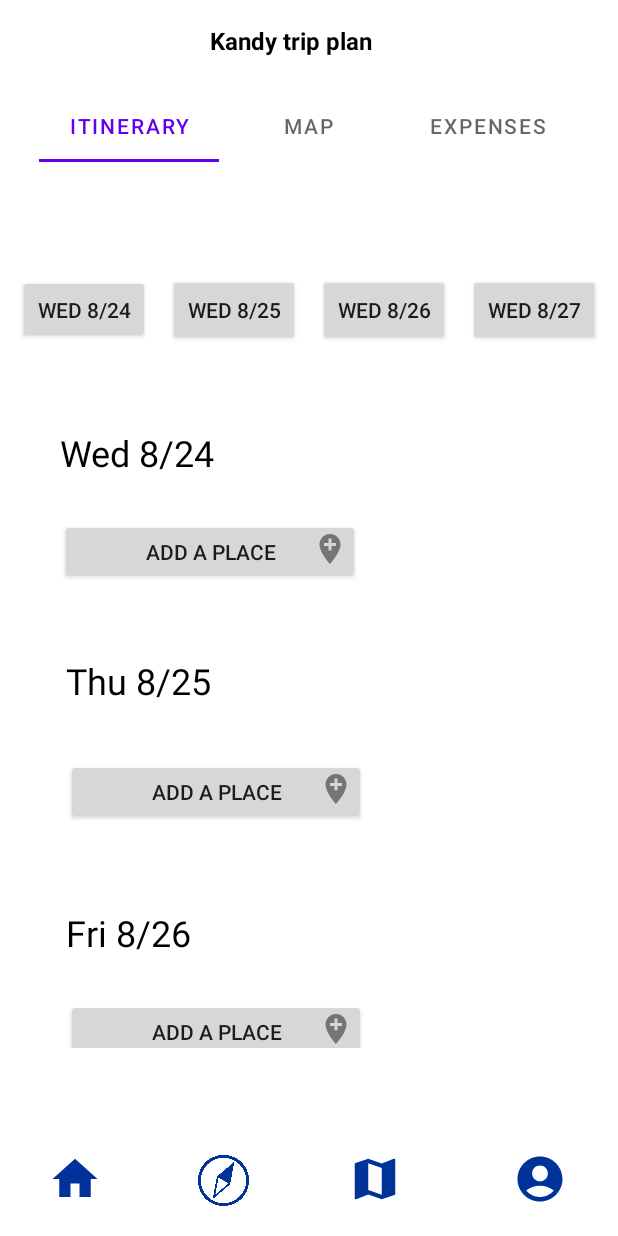
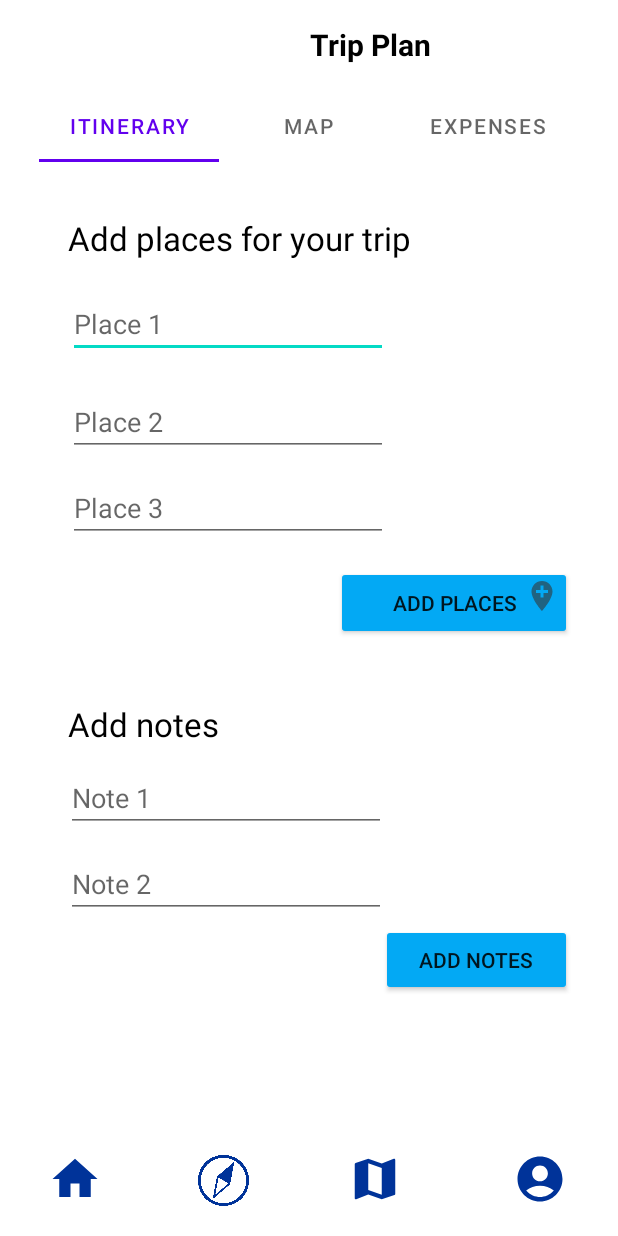
Before and after one commit to TharushiNavodya2000/MAD-Project_OUTLIERS, an Android app: the StartItinerary screen opened directly, with no data from a screen before it, on a phone screen of 412 x 824 dp. Run offline under Robolectric (Android 15) with nearby library versions, the phone set to English and light mode, and no system bars; our stand-ins replace Firebase (no records; nobody signed in at launch, a user with empty details on screens opened directly).

Commit message:
Itinerary fragment edited

```diff
--- a/app/src/main/java/com/example/project/Create_Itinerary.java
+++ b/app/src/main/java/com/example/project/Create_Itinerary.java
@@ -105,7 +105,7 @@ public class Create_Itinerary extends AppCompatActivity {
         startPlanning.setOnClickListener(new View.OnClickListener() {
             @Override
             public void onClick(View view) {
-                dbRef = FirebaseDatabase.getInstance().getReference().child("Itinerary");
+                dbRef = FirebaseDatabase.getInstance().getReference().child("Itinerary");//creating the document in the firebase
 
                 try{
                     if(TextUtils.isEmpty(Location.getQuery().toString()))
@@ -122,8 +122,13 @@ public class Create_Itinerary extends AppCompatActivity {
                         dbRef.push().setValue(Itin);
                         Toast.makeText(getApplicationContext(),"Itinerary created successfully",Toast.LENGTH_SHORT).show();
 
+                        String ItineraryKey = dbRef.push().getKey();
+
+
                         Intent intent = new Intent(Create_Itinerary.this, StartItinerary.class);
+                        intent.putExtra("Key",Itin.getLocation());
                         startActivity(intent);
+
                     }
                 } catch (Exception e) {
                     e.printStackTrace();
--- a/app/src/main/java/com/example/project/StartItinerary.java
+++ b/app/src/main/java/com/example/project/StartItinerary.java
@@ -1,12 +1,19 @@
 package com.example.project;
 
+import androidx.annotation.NonNull;
 import androidx.appcompat.app.AppCompatActivity;
 import androidx.fragment.app.FragmentPagerAdapter;
 import androidx.viewpager.widget.ViewPager;
 
 import android.os.Bundle;
+import android.widget.TextView;
 
 import com.google.android.material.tabs.TabLayout;
+import com.google.firebase.database.DataSnapshot;
+import com.google.firebase.database.DatabaseError;
+import com.google.firebase.database.DatabaseReference;
+import com.google.firebase.database.FirebaseDatabase;
+import com.google.firebase.database.ValueEventListener;
 
 public class StartItinerary extends AppCompatActivity {
 
@@ -17,6 +24,26 @@ public class StartItinerary extends AppCompatActivity {
 
         TabLayout tabLayout = findViewById(R.id.tabLayout);
         ViewPager viewPager = findViewById(R.id.viewPager);
+        TextView Location = findViewById(R.id.textView2);
+
+        String key = getIntent().getStringExtra("Key");
+
+
+        DatabaseReference readRef = FirebaseDatabase.getInstance().getReference().child("Itinerary").child(key);
+        Location.setText(key);
+        readRef.addListenerForSingleValueEvent(new ValueEventListener() {
+            @Override
+            public void onDataChange(@NonNull DataSnapshot snapshot) {
+                if(snapshot.hasChildren()){
+                    Location.setText(snapshot.child("location").getValue(String.class));
+                }
+            }
+
+            @Override
+            public void onCancelled(@NonNull DatabaseError error) {
+
+            }
+        });
 
         tabLayout.setupWithViewPager(viewPager);
 
--- a/app/src/main/res/layout/activity_create_itinerary.xml
+++ b/app/src/main/res/layout/activity_create_itinerary.xml
@@ -108,7 +108,6 @@
         android:layout_width="112dp"
         android:layout_height="wrap_content"
         android:layout_alignBottom="@+id/startDate"
-        android:layout_marginStart="16dp"
         android:layout_marginTop="56dp"
         android:layout_marginEnd="28dp"
         android:layout_toEndOf="@+id/startDate"
@@ -117,8 +116,6 @@
         android:text="@string/StartDate"
         android:textSize="12sp"
         app:layout_constraintEnd_toEndOf="parent"
-        app:layout_constraintHorizontal_bias="0.0"
-        app:layout_constraintStart_toEndOf="@+id/startDate"
         app:layout_constraintTop_toBottomOf="@+id/idSearchView" />
 
     <EditText
@@ -128,10 +125,10 @@
         android:layout_below="@+id/startDate"
         android:layout_alignParentStart="true"
         android:layout_alignParentLeft="true"
-        android:layout_marginTop="24dp"
-        android:layout_marginEnd="16dp"
+        android:layout_marginStart="140dp"
+        android:layout_marginTop="20dp"
         android:textSize="16sp"
-        app:layout_constraintEnd_toStartOf="@+id/btn_EndDate"
+        app:layout_constraintStart_toStartOf="parent"
         app:layout_constraintTop_toBottomOf="@+id/startDate"
         tools:ignore="TouchTargetSizeCheck,SpeakableTextPresentCheck" />
 
--- a/app/src/main/res/layout/activity_start_itinerary.xml
+++ b/app/src/main/res/layout/activity_start_itinerary.xml
@@ -13,12 +13,12 @@
         android:layout_marginStart="1dp"
         android:layout_marginTop="16dp"
         android:layout_marginEnd="164dp"
-        android:text="Kandy trip plan"
+        android:textAlignment="center"
         android:textColor="@color/black"
-        android:textSize="16sp"
+        android:textSize="20sp"
         android:textStyle="bold"
         app:layout_constraintEnd_toEndOf="parent"
-        app:layout_constraintHorizontal_bias="1.0"
+        app:layout_constraintHorizontal_bias="0.756"
         app:layout_constraintStart_toStartOf="parent"
         app:layout_constraintTop_toTopOf="parent" />
 
@@ -103,16 +103,29 @@
 
     <androidx.viewpager.widget.ViewPager
         android:id="@+id/viewPager"
-        android:layout_width="match_parent"
-        android:layout_height="560dp"
+        android:layout_width="410dp"
+        android:layout_height="678dp"
         android:layout_marginBottom="8dp"
         app:layout_constraintBottom_toTopOf="@+id/menuBarItinerary"
         app:layout_constraintEnd_toEndOf="parent"
-        app:layout_constraintHorizontal_bias="0.0"
+        app:layout_constraintHorizontal_bias="0.538"
         app:layout_constraintStart_toStartOf="parent"
         app:layout_constraintTop_toBottomOf="@+id/tabLayout"
-        app:layout_constraintVertical_bias="0.335"
+        app:layout_constraintVertical_bias="0.333"
         tools:ignore="SpeakableTextPresentCheck" />
+
+    <TextView
+        android:id="@+id/textView6"
+        android:layout_width="wrap_content"
+        android:layout_height="wrap_content"
+        android:layout_marginTop="16dp"
+        android:layout_marginEnd="124dp"
+        android:text="@string/Tripplan"
+        android:textColor="#000000"
+        android:textSize="20sp"
+        android:textStyle="bold"
+        app:layout_constraintEnd_toEndOf="parent"
+        app:layout_constraintTop_toTopOf="parent" />
 
 
 </androidx.constraintlayout.widget.ConstraintLayout>
--- a/app/src/main/res/layout/fragment_itinerary.xml
+++ b/app/src/main/res/layout/fragment_itinerary.xml
@@ -9,80 +9,110 @@
     <!-- TODO: Update blank fragment layout -->
 
 
-    <androidx.appcompat.widget.AppCompatButton
-        android:id="@+id/AddPlace3"
-        android:layout_width="200dp"
-        android:layout_height="43dp"
+    <TextView
+        android:id="@+id/textView4"
+        android:layout_width="wrap_content"
+        android:layout_height="wrap_content"
         android:layout_marginStart="44dp"
-        android:layout_marginTop="28dp"
-        android:text="@string/Add_a_place"
+        android:layout_marginTop="44dp"
+        android:text="@string/Addplacestrip"
+        android:textColor="#000000"
+        android:textSize="22sp"
+        app:layout_constraintStart_toStartOf="parent"
+        app:layout_constraintTop_toTopOf="parent" />
+
+    <EditText
+        android:id="@+id/place1"
+        android:layout_width="wrap_content"
+        android:layout_height="wrap_content"
+        android:layout_marginStart="44dp"
+        android:layout_marginTop="20dp"
+        android:ems="10"
+        android:hint="@string/Place1"
+        android:inputType="textPersonName"
+        app:layout_constraintStart_toStartOf="parent"
+        app:layout_constraintTop_toBottomOf="@+id/textView4"
+        tools:ignore="TouchTargetSizeCheck" />
+
+    <EditText
+        android:id="@+id/place3"
+        android:layout_width="wrap_content"
+        android:layout_height="wrap_content"
+        android:layout_marginStart="44dp"
+        android:layout_marginTop="12dp"
+        android:ems="10"
+        android:hint="@string/place3"
+        android:inputType="textPersonName"
+        app:layout_constraintStart_toStartOf="parent"
+        app:layout_constraintTop_toBottomOf="@+id/place2"
+        tools:ignore="TouchTargetSizeCheck" />
+
+    <EditText
+        android:id="@+id/place2"
+        android:layout_width="wrap_content"
+        android:layout_height="wrap_content"
+        android:layout_marginStart="44dp"
+        android:layout_marginTop="20dp"
+        android:ems="10"
+        android:hint="@string/Place2"
+        android:inputType="textPersonName"
+        app:layout_constraintStart_toStartOf="parent"
+        app:layout_constraintTop_toBottomOf="@+id/place1"
+        tools:ignore="TouchTargetSizeCheck" />
+
+    <EditText
+        android:id="@+id/Note1"
+        android:layout_width="wrap_content"
+        android:layout_height="wrap_content"
+        android:layout_marginTop="12dp"
+        android:ems="10"
+        android:hint="@string/Note1"
+        android:inputType="textPersonName"
+        app:layout_constraintEnd_toEndOf="parent"
+        app:layout_constraintHorizontal_bias="0.217"
         app:layout_constraintStart_toStartOf="parent"
         app:layout_constraintTop_toBottomOf="@+id/textView5"
         tools:ignore="TouchTargetSizeCheck" />
 
-    <androidx.appcompat.widget.AppCompatButton
-        android:id="@+id/button4"
-        android:layout_width="88dp"
+    <EditText
+        android:id="@+id/Note2"
+        android:layout_width="wrap_content"
         android:layout_height="wrap_content"
-        android:layout_marginTop="44dp"
-        android:text="Wed 8/27"
+        android:layout_marginTop="12dp"
+        android:ems="10"
+        android:hint="@string/Note2"
+        android:inputType="textPersonName"
         app:layout_constraintEnd_toEndOf="parent"
-        app:layout_constraintHorizontal_bias="0.5"
-        app:layout_constraintStart_toEndOf="@+id/button2"
-        app:layout_constraintTop_toTopOf="parent" />
-
-    <androidx.appcompat.widget.AppCompatButton
-        android:id="@+id/button2"
-        android:layout_width="88dp"
-        android:layout_height="wrap_content"
-        android:text="Wed 8/26"
-        app:layout_constraintBaseline_toBaselineOf="@+id/button4"
-        app:layout_constraintEnd_toStartOf="@+id/button4"
-        app:layout_constraintHorizontal_bias="0.5"
-        app:layout_constraintStart_toEndOf="@+id/button5" />
-
-    <androidx.appcompat.widget.AppCompatButton
-        android:id="@+id/button"
-        android:layout_width="88dp"
-        android:layout_height="46dp"
-        android:text="Wed 8/24"
-        app:layout_constraintBaseline_toBaselineOf="@+id/button5"
-        app:layout_constraintEnd_toStartOf="@+id/button5"
-        app:layout_constraintHorizontal_bias="0.5"
+        app:layout_constraintHorizontal_bias="0.217"
         app:layout_constraintStart_toStartOf="parent"
+        app:layout_constraintTop_toBottomOf="@+id/Note1"
         tools:ignore="TouchTargetSizeCheck" />
 
     <androidx.appcompat.widget.AppCompatButton
-        android:id="@+id/button5"
-        android:layout_width="88dp"
-        android:layout_height="wrap_content"
-        android:text="Wed 8/25"
-        app:layout_constraintBaseline_toBaselineOf="@+id/button2"
-        app:layout_constraintEnd_toStartOf="@+id/button2"
-        app:layout_constraintHorizontal_bias="0.5"
-        app:layout_constraintStart_toEndOf="@+id/button" />
-
-    <androidx.appcompat.widget.AppCompatButton
-        android:id="@+id/AddPlace1"
-        android:layout_width="200dp"
-        android:layout_height="43dp"
-        android:layout_marginStart="40dp"
-        android:layout_marginTop="28dp"
-        android:text="@string/Add_a_place"
+        android:id="@+id/addPlace"
+        android:layout_width="127dp"
+        android:layout_height="48dp"
+        android:layout_marginTop="4dp"
+        android:backgroundTint="#03A9F4"
+        android:text="@string/Addnotestrip"
+        android:textAlignment="gravity"
+        app:layout_constraintEnd_toEndOf="parent"
+        app:layout_constraintHorizontal_bias="0.894"
         app:layout_constraintStart_toStartOf="parent"
-        app:layout_constraintTop_toBottomOf="@+id/textView4"
+        app:layout_constraintTop_toBottomOf="@+id/Note2"
         tools:ignore="TouchTargetSizeCheck" />
 
-    <androidx.appcompat.widget.AppCompatButton
-        android:id="@+id/AddPlace2"
-        android:layout_width="200dp"
-        android:layout_height="43dp"
+    <TextView
+        android:id="@+id/textView5"
+        android:layout_width="wrap_content"
+        android:layout_height="wrap_content"
         android:layout_marginStart="44dp"
-        android:layout_marginTop="36dp"
-        android:text="@string/Add_a_place"
+        android:layout_marginTop="368dp"
+        android:text="@string/Addnotestrip"
+        android:textColor="#000000"
+        android:textSize="22sp"
         app:layout_constraintStart_toStartOf="parent"
-        app:layout_constraintTop_toBottomOf="@+id/textView6"
-        tools:ignore="TouchTargetSizeCheck" />
+        app:layout_constraintTop_toTopOf="parent" />
 
     <ImageView
         android:id="@+id/location1"
@@ -97,67 +127,19 @@
         app:layout_constraintTop_toTopOf="@+id/AddPlace1"
         app:srcCompat="@drawable/location" />
 
-    <ImageView
-        android:id="@+id/location2"
-        android:layout_width="wrap_content"
-        android:layout_height="wrap_content"
-        android:layout_centerInParent="true"
-        android:layout_marginTop="8dp"
-        android:layout_marginEnd="8dp"
-        android:elevation="50dp"
-        android:visibility="visible"
-        app:layout_constraintEnd_toEndOf="@+id/AddPlace2"
-        app:layout_constraintTop_toTopOf="@+id/AddPlace2"
-        app:srcCompat="@drawable/location" />
-
-    <ImageView
-        android:id="@+id/location3"
-        android:layout_width="wrap_content"
-        android:layout_height="wrap_content"
-        android:layout_centerInParent="true"
-        android:layout_marginTop="8dp"
-        android:layout_marginEnd="8dp"
-        android:elevation="50dp"
-        android:visibility="visible"
-        app:layout_constraintEnd_toEndOf="@+id/AddPlace3"
-        app:layout_constraintTop_toTopOf="@+id/AddPlace3"
-        app:srcCompat="@drawable/location" />
-
-    <TextView
-        android:id="@+id/textView4"
-        android:layout_width="wrap_content"
-        android:layout_height="wrap_content"
-        android:layout_marginStart="40dp"
-        android:layout_marginTop="56dp"
-        android:text="Wed 8/24"
-        android:textColor="#000000"
-        android:textSize="24sp"
+    <androidx.appcompat.widget.AppCompatButton
+        android:id="@+id/AddPlace1"
+        android:layout_width="157dp"
+        android:layout_height="49dp"
+        android:layout_marginTop="16dp"
+        android:backgroundTint="#03A9F4"
+        android:text="@string/AddPlaces"
+        android:textAlignment="gravity"
+        app:layout_constraintEnd_toEndOf="parent"
+        app:layout_constraintHorizontal_bias="0.881"
         app:layout_constraintStart_toStartOf="parent"
-        app:layout_constraintTop_toBottomOf="@+id/button" />
-
-    <TextView
-        android:id="@+id/textView5"
-        android:layout_width="wrap_content"
-        android:layout_height="wrap_content"
-        android:layout_marginStart="44dp"
-        android:layout_marginTop="56dp"
-        android:text="Fri 8/26"
-        android:textColor="@color/black"
-        android:textSize="24sp"
-        app:layout_constraintStart_toStartOf="parent"
-        app:layout_constraintTop_toBottomOf="@+id/AddPlace2" />
-
-    <TextView
-        android:id="@+id/textView6"
-        android:layout_width="wrap_content"
-        android:layout_height="wrap_content"
-        android:layout_marginStart="44dp"
-        android:layout_marginTop="48dp"
-        android:text="Thu 8/25"
-        android:textColor="@color/black"
-        android:textSize="24sp"
-        app:layout_constraintStart_toStartOf="parent"
-        app:layout_constraintTop_toBottomOf="@+id/AddPlace1" />
+        app:layout_constraintTop_toBottomOf="@+id/place3"
+        tools:ignore="TouchTargetSizeCheck" />
 
 
 </androidx.constraintlayout.widget.ConstraintLayout>
--- a/app/src/main/res/values/strings.xml
+++ b/app/src/main/res/values/strings.xml
@@ -104,6 +104,16 @@
     <string name="itinerary">Itinerary</string>
     <string name="profile">Profile</string>
     <string name="home">Home</string>
+    <string name="AddPlaces">Add Places</string>
+    <string name="Place1">Place 1</string>
+    <string name="Place2">Place 2</string>
+    <string name="Addplacestrip">Add places for your trip</string>
+    <string name="place3">Place 3</string>
+    <string name="Addnotestrip">Add notes</string>
+    <string name="Note1">Note 1</string>
+    <string name="Note2">Note 2</string>
+    <string name="Tripplan">Trip Plan</string>
+
     <string name="BackButton">back</string>
     <string name="create_guide_title">Create Guide</string>
     <string name="make_your_own_travel_guide_and">Make your own travel guide and</string>
```
